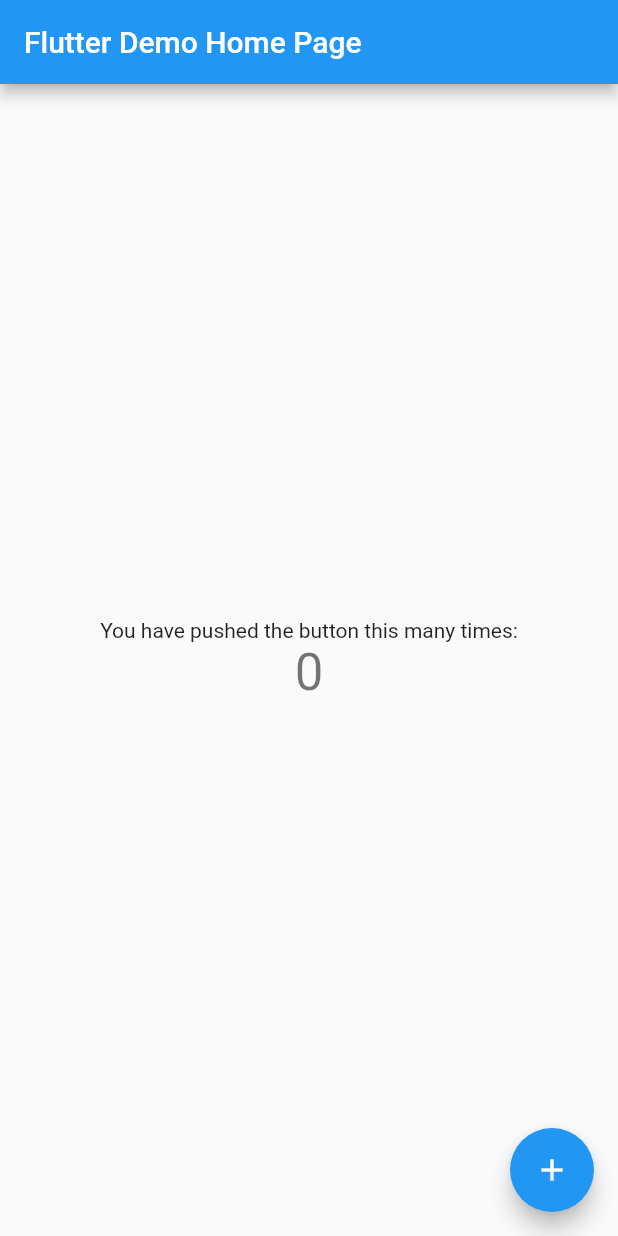
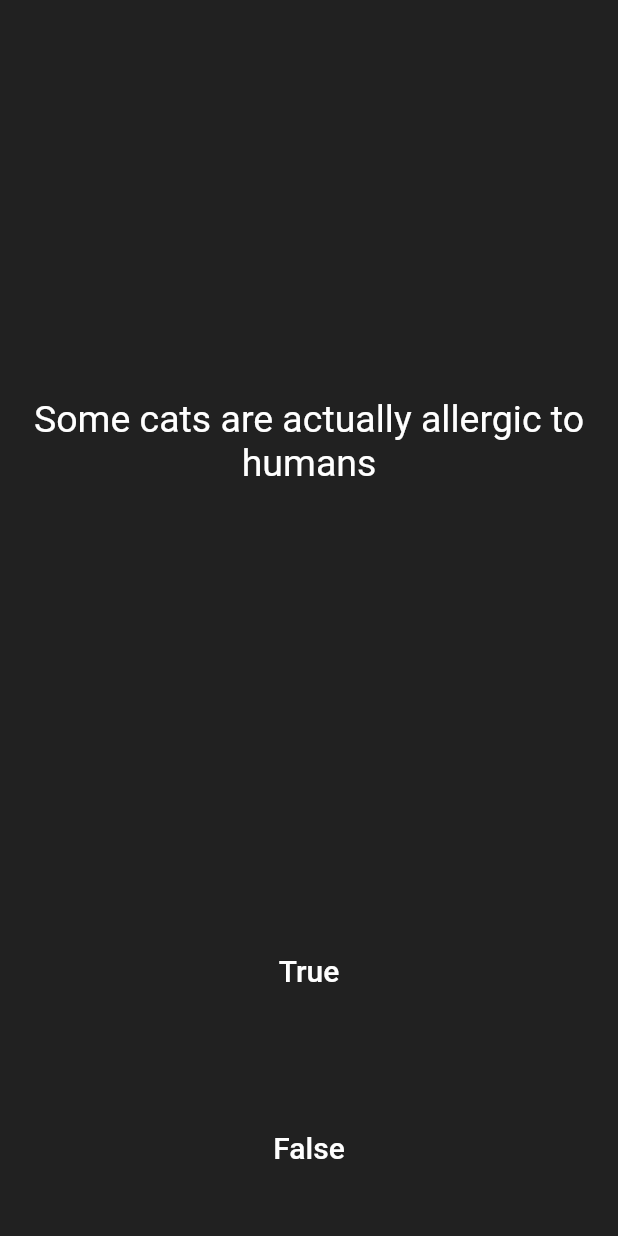
Before and after one commit to PauloMendesGit/ScienceQuiz, a Flutter app: the screen it shows after launch, on a phone screen of 412 x 824 dp. Run offline on Flutter 3.47's test engine with Material 2 defaults, Android fonts, the phone set to English and light mode, and no system bars.

Commit message:
Added basic Quiz UI and questions

```diff
--- a/lib/main.dart
+++ b/lib/main.dart
@@ -1,115 +1,153 @@
 import 'package:flutter/material.dart';
+//import 'package:rflutter_alert/rflutter_alert.dart';
+import 'quiz_brain.dart';
+
+QuizBrain quizBrain = QuizBrain();
 
 void main() {
-  runApp(const MyApp());
+  runApp(const ScienceQuiz());
 }
 
-class MyApp extends StatelessWidget {
-  const MyApp({Key? key}) : super(key: key);
+class ScienceQuiz extends StatelessWidget {
+  const ScienceQuiz({Key? key}) : super(key: key);
 
   // This widget is the root of your application.
   @override
   Widget build(BuildContext context) {
     return MaterialApp(
-      title: 'Flutter Demo',
-      theme: ThemeData(
-        // This is the theme of your application.
-        //
-        // Try running your application with "flutter run". You'll see the
-        // application has a blue toolbar. Then, without quitting the app, try
-        // changing the primarySwatch below to Colors.green and then invoke
-        // "hot reload" (press "r" in the console where you ran "flutter run",
-        // or simply save your changes to "hot reload" in a Flutter IDE).
-        // Notice that the counter didn't reset back to zero; the application
-        // is not restarted.
-        primarySwatch: Colors.blue,
+      home: Scaffold(
+        backgroundColor: Colors.grey.shade900,
+        body: SafeArea(
+          child: Padding(
+            padding: EdgeInsets.symmetric(horizontal: 10.0),
+            child: ScienceQuizPage(),
+          ),
+        ),
       ),
-      home: const MyHomePage(title: 'Flutter Demo Home Page'),
     );
   }
 }
 
-class MyHomePage extends StatefulWidget {
-  const MyHomePage({Key? key, required this.title}) : super(key: key);
-
-  // This widget is the home page of your application. It is stateful, meaning
-  // that it has a State object (defined below) that contains fields that affect
-  // how it looks.
-
-  // This class is the configuration for the state. It holds the values (in this
-  // case the title) provided by the parent (in this case the App widget) and
-  // used by the build method of the State. Fields in a Widget subclass are
-  // always marked "final".
-
-  final String title;
-
+class ScienceQuizPage extends StatefulWidget {
   @override
-  State<MyHomePage> createState() => _MyHomePageState();
+  _ScienceQuizPageState createState() => _ScienceQuizPageState();
 }
 
-class _MyHomePageState extends State<MyHomePage> {
-  int _counter = 0;
+class _ScienceQuizPageState extends State<ScienceQuizPage> {
+  List<Icon> scoreKeeper = [];
 
-  void _incrementCounter() {
+  void checkAnswer(bool userPickedAnswer) {
+    bool correctAnswer = quizBrain.getCorrectAnswer();
+
     setState(() {
-      // This call to setState tells the Flutter framework that something has
-      // changed in this State, which causes it to rerun the build method below
-      // so that the display can reflect the updated values. If we changed
-      // _counter without calling setState(), then the build method would not be
-      // called again, and so nothing would appear to happen.
-      _counter++;
+      //TODO: Step 4 - Use IF/ELSE to check if we've reached the end of the quiz. If so,
+      //On the next line, you can also use if (quizBrain.isFinished()) {}, it does the same thing.
+      if (quizBrain.isFinished() == true) {
+        //TODO Step 4 Part A - show an alert using rFlutter_alert,
+
+        //This is the code for the basic alert from the docs for rFlutter Alert:
+        //Alert(context: context, title: "RFLUTTER", desc: "Flutter is awesome.").show();
+
+        //Modified for our purposes:
+        AlertDialog(
+            title: const Text('AlertDialog Title'),
+            content: SingleChildScrollView(
+              child: ListBody(
+              children: const <Widget>[
+                Text('This is a demo alert dialog.'),
+                Text('Would you like to approve of this message?'),
+              ],
+      )
+            )
+        );
+
+        //TODO Step 4 Part C - reset the questionNumber,
+        quizBrain.reset();
+
+        //TODO Step 4 Part D - empty out the scoreKeeper.
+        scoreKeeper = [];
+      }
+
+      //TODO: Step 6 - If we've not reached the end, ELSE do the answer checking steps below 👇
+      else {
+        if (userPickedAnswer == correctAnswer) {
+          scoreKeeper.add(Icon(
+            Icons.check,
+            color: Colors.green,
+          ));
+        } else {
+          scoreKeeper.add(Icon(
+            Icons.close,
+            color: Colors.red,
+          ));
+        }
+        quizBrain.nextQuestion();
+      }
     });
   }
 
   @override
   Widget build(BuildContext context) {
-    // This method is rerun every time setState is called, for instance as done
-    // by the _incrementCounter method above.
-    //
-    // The Flutter framework has been optimized to make rerunning build methods
-    // fast, so that you can just rebuild anything that needs updating rather
-    // than having to individually change instances of widgets.
-    return Scaffold(
-      appBar: AppBar(
-        // Here we take the value from the MyHomePage object that was created by
-        // the App.build method, and use it to set our appbar title.
-        title: Text(widget.title),
-      ),
-      body: Center(
-        // Center is a layout widget. It takes a single child and positions it
-        // in the middle of the parent.
-        child: Column(
-          // Column is also a layout widget. It takes a list of children and
-          // arranges them vertically. By default, it sizes itself to fit its
-          // children horizontally, and tries to be as tall as its parent.
-          //
-          // Invoke "debug painting" (press "p" in the console, choose the
-          // "Toggle Debug Paint" action from the Flutter Inspector in Android
-          // Studio, or the "Toggle Debug Paint" command in Visual Studio Code)
-          // to see the wireframe for each widget.
-          //
-          // Column has various properties to control how it sizes itself and
-          // how it positions its children. Here we use mainAxisAlignment to
-          // center the children vertically; the main axis here is the vertical
-          // axis because Columns are vertical (the cross axis would be
-          // horizontal).
-          mainAxisAlignment: MainAxisAlignment.center,
-          children: <Widget>[
-            const Text(
-              'You have pushed the button this many times:',
+    return Column(
+      mainAxisAlignment: MainAxisAlignment.spaceBetween,
+      crossAxisAlignment: CrossAxisAlignment.stretch,
+      children: <Widget>[
+        Expanded(
+          flex: 5,
+          child: Padding(
+            padding: EdgeInsets.all(10.0),
+            child: Center(
+              child: Text(
+                quizBrain.getQuestionText(),
+                textAlign: TextAlign.center,
+                style: TextStyle(
+                  fontSize: 25.0,
+                  color: Colors.white,
+                ),
+              ),
             ),
-            Text(
-              '$_counter',
-              style: Theme.of(context).textTheme.headline4,
+          ),
+        ),
+        Expanded(
+          child: Padding(
+            padding: EdgeInsets.all(15.0),
+            child: TextButton(
+              child: Text(
+                'True',
+                style: TextStyle(
+                  color: Colors.white,
+                  fontSize: 20.0,
+                ),
+              ),
+              onPressed: () {
+                //The user picked true.
+                checkAnswer(true);
+              },
             ),
-          ],
+          ),
         ),
-      ),
-      floatingActionButton: FloatingActionButton(
-        onPressed: _incrementCounter,
-        tooltip: 'Increment',
-        child: const Icon(Icons.add),
-      ), // This trailing comma makes auto-formatting nicer for build methods.
+        Expanded(
+          child: Padding(
+            padding: EdgeInsets.all(15.0),
+            child: TextButton(
+              child: Text(
+                'False',
+                style: TextStyle(
+                  fontSize: 20.0,
+                  color: Colors.white,
+                ),
+              ),
+              onPressed: () {
+                //The user picked false.
+                checkAnswer(false);
+              },
+            ),
+          ),
+        ),
+        Row(
+          children: scoreKeeper,
+        )
+      ],
     );
   }
 }
--- /dev/null
+++ b/lib/question.dart
@@ -0,0 +1,6 @@
+class Question {
+  String questionText;
+  bool questionAnswer;
+
+  Question(this.questionText, this.questionAnswer);
+}
--- /dev/null
+++ b/lib/quiz_brain.dart
@@ -0,0 +1,66 @@
+import 'question.dart';
+
+class QuizBrain {
+  int _questionNumber = 0;
+
+  List<Question> _questionBank = [
+    Question('Some cats are actually allergic to humans', true),
+    Question('You can lead a cow down stairs but not up stairs.', false),
+    Question('Approximately one quarter of human bones are in the feet.', true),
+    Question('A slug\'s blood is green.', true),
+    Question('Buzz Aldrin\'s mother\'s maiden name was \"Moon\".', true),
+    Question('It is illegal to pee in the Ocean in Portugal.', true),
+    Question(
+        'No piece of square dry paper can be folded in half more than 7 times.',
+        false),
+    Question(
+        'In London, UK, if you happen to die in the House of Parliament, you are technically entitled to a state funeral, because the building is considered too sacred a place.',
+        true),
+    Question(
+        'The loudest sound produced by any animal is 188 decibels. That animal is the African Elephant.',
+        false),
+    Question(
+        'The total surface area of two human lungs is approximately 70 square metres.',
+        true),
+    Question('Google was originally called \"Backrub\".', true),
+    Question(
+        'Chocolate affects a dog\'s heart and nervous system; a few ounces are enough to kill a small dog.',
+        true),
+    Question(
+        'In West Virginia, USA, if you accidentally hit an animal with your car, you are free to take it home to eat.',
+        true),
+  ];
+
+  void nextQuestion() {
+    if (_questionNumber < _questionBank.length - 1) {
+      _questionNumber++;
+    }
+  }
+
+  String getQuestionText() {
+    return _questionBank[_questionNumber].questionText;
+  }
+
+  bool getCorrectAnswer() {
+    return _questionBank[_questionNumber].questionAnswer;
+  }
+
+  //TODO: Step 3 Part A - Create a method called isFinished() here that checks to see if we have reached the last question. It should return (have an output) true if we've reached the last question and it should return false if we're not there yet.
+
+  bool isFinished() {
+    if (_questionNumber >= _questionBank.length - 1) {
+      //TODO: Step 3 Part B - Use a print statement to check that isFinished is returning true when you are indeed at the end of the quiz and when a restart should happen.
+
+      print('Now returning true');
+      return true;
+
+    } else {
+      return false;
+    }
+  }
+
+  //TODO: Step 4 part B - Create a reset() method here that sets the questionNumber back to 0.
+  void reset() {
+    _questionNumber = 0;
+  }
+}
```
Also changed, not shown: pubspec.yaml (+1 -67 lines), pubspec.lock, 1 other file.
